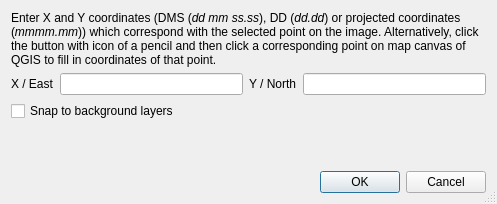
Old version of the form src/plugins/georeferencer/qgsmapcoordsdialogbase.ui in the repository nextgis/nextgisqgis.
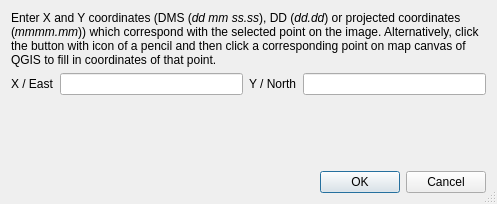
New version of the form.

What changed in the file:
```diff
--- a/src/plugins/georeferencer/qgsmapcoordsdialogbase.ui
+++ b/src/plugins/georeferencer/qgsmapcoordsdialogbase.ui
@@ -16,7 +16,7 @@
   <property name="sizeGripEnabled">
    <bool>true</bool>
   </property>
-  <layout class="QGridLayout" name="gridLayout" columnstretch="0,1,0,1">
+  <layout class="QGridLayout" name="gridLayout" columnstretch="0,0,0,0">
    <item row="0" column="0" colspan="4">
     <widget class="QLabel" name="label">
      <property name="text">
@@ -47,21 +47,14 @@
    <item row="1" column="1">
     <widget class="QLineEdit" name="leXCoord"/>
    </item>
-   <item row="3" column="0" colspan="3">
-    <widget class="QCheckBox" name="mSnapToBackgroundLayerBox">
-     <property name="text">
-      <string>Snap to background layers</string>
-     </property>
-    </widget>
-   </item>
-   <item row="5" column="0" colspan="4">
+   <item row="4" column="0" colspan="4">
     <widget class="QDialogButtonBox" name="buttonBox">
      <property name="standardButtons">
       <set>QDialogButtonBox::Cancel|QDialogButtonBox::Ok</set>
      </property>
     </widget>
    </item>
-   <item row="4" column="0">
+   <item row="3" column="0">
     <spacer name="verticalSpacer">
      <property name="orientation">
       <enum>Qt::Vertical</enum>
```
Left out of the diff: 1 changed line with no effect on the pictures.
